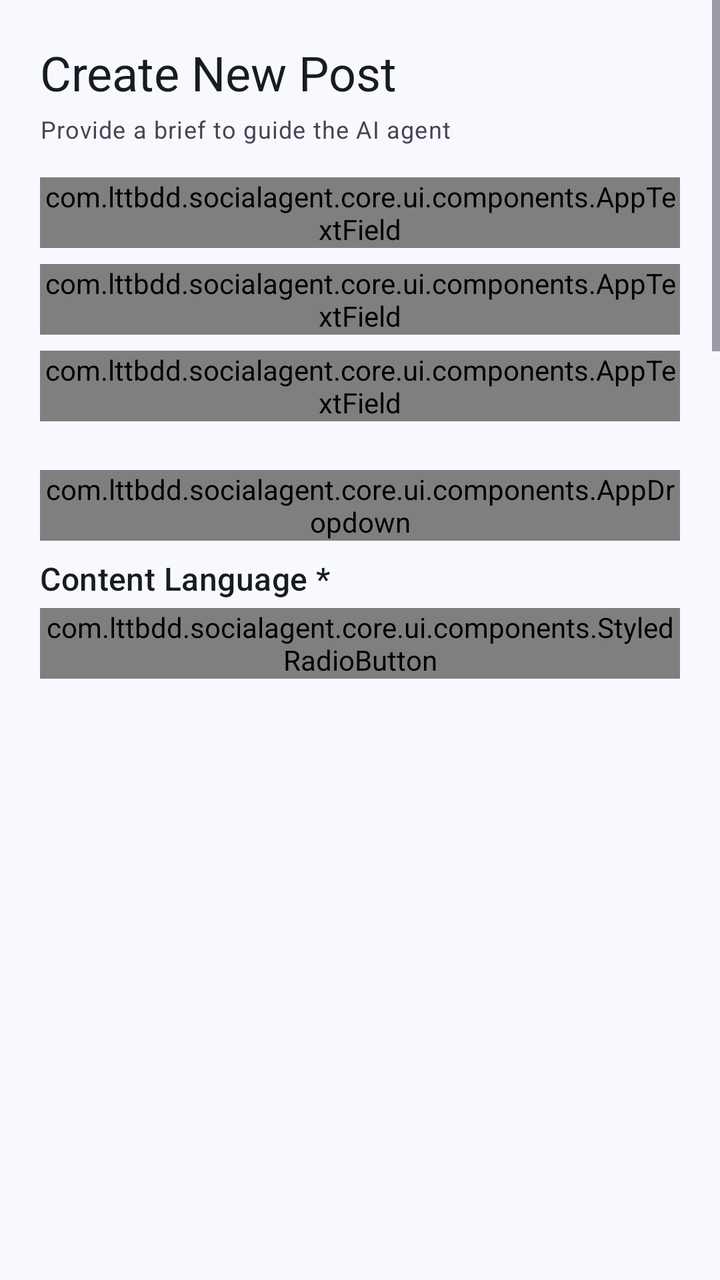
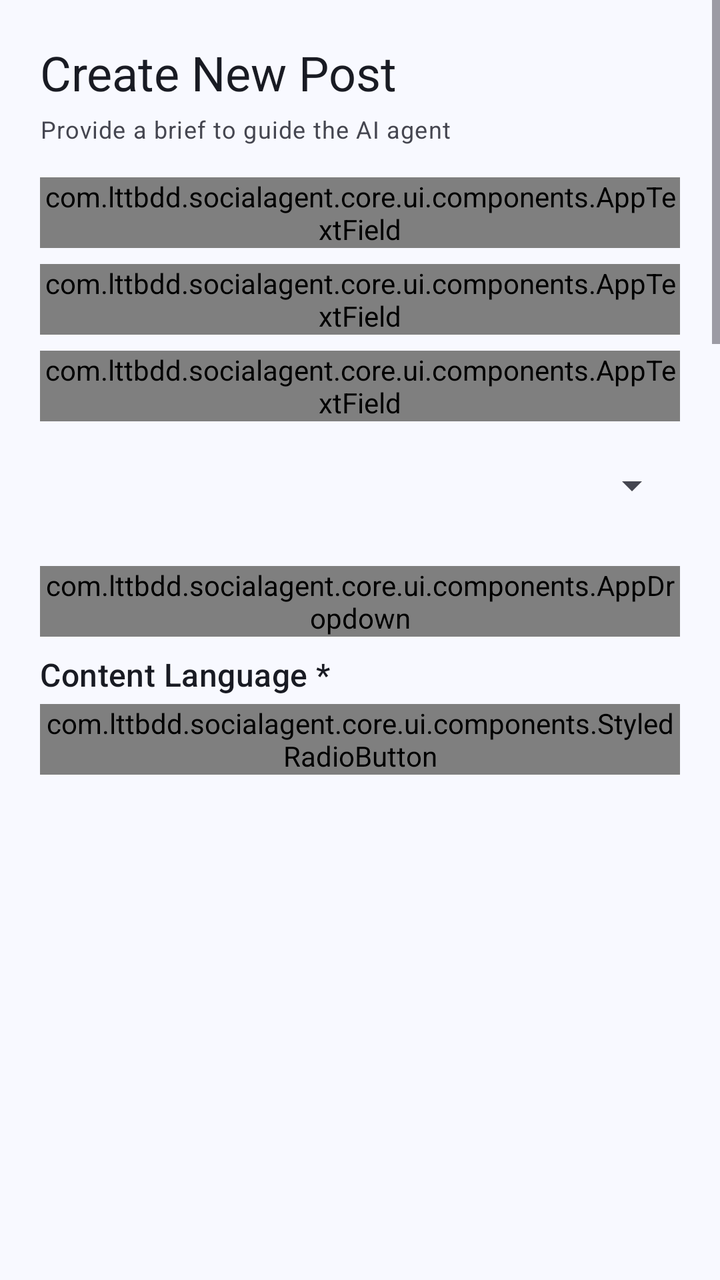

Compare the two renders of this Android layout. The source of the first and the diff that turns it into the second are given below.
<!-- AndroidManifest.xml: application theme Theme.SocialAgent -->
<!-- res/layout/fragment_compose.xml -->
<?xml version="1.0" encoding="utf-8"?>
<androidx.core.widget.NestedScrollView xmlns:android="http://schemas.android.com/apk/res/android"
    xmlns:app="http://schemas.android.com/apk/res-auto"
    android:layout_width="match_parent"
    android:layout_height="match_parent"
    android:fillViewport="true"
    android:scrollbars="vertical">

    <LinearLayout
        android:layout_width="match_parent"
        android:layout_height="wrap_content"
        android:orientation="vertical"
        android:padding="@dimen/screen_padding">

        
        <com.google.android.material.textview.MaterialTextView
            android:id="@+id/tvHeaderTitle"
            android:layout_width="match_parent"
            android:layout_height="wrap_content"
            android:text="@string/compose_header_title"
            android:textAppearance="@style/TextAppearance.SocialAgent.Headline" />

        <com.google.android.material.textview.MaterialTextView
            android:id="@+id/tvHeaderSubtitle"
            android:layout_width="match_parent"
            android:layout_height="wrap_content"
            android:layout_marginTop="@dimen/component_spacing_xsmall"
            android:text="@string/compose_header_subtitle"
            android:textAppearance="@style/TextAppearance.SocialAgent.Caption" />

        
        <com.lttbdd.socialagent.core.ui.components.AppTextField
            android:id="@+id/layoutTopic"
            android:layout_width="match_parent"
            android:layout_height="wrap_content"
            android:layout_marginTop="@dimen/component_spacing"
            android:hint="@string/compose_topic_hint"
            app:errorEnabled="true">

            <com.google.android.material.textfield.TextInputEditText
                android:id="@+id/etTopic"
                android:layout_width="match_parent"
                android:layout_height="wrap_content"
                android:inputType="textCapSentences|textMultiLine"
                android:maxLines="3" />
        </com.lttbdd.socialagent.core.ui.components.AppTextField>

        
        <com.lttbdd.socialagent.core.ui.components.AppTextField
            android:id="@+id/layoutGoal"
            android:layout_width="match_parent"
            android:layout_height="wrap_content"
            android:layout_marginTop="@dimen/component_spacing_small"
            android:hint="@string/compose_goal_hint"
            app:errorEnabled="true">

            <com.google.android.material.textfield.TextInputEditText
                android:id="@+id/etGoal"
                android:layout_width="match_parent"
                android:layout_height="wrap_content"
                android:inputType="textCapSentences|textMultiLine"
                android:maxLines="3" />
        </com.lttbdd.socialagent.core.ui.components.AppTextField>

        
        <com.lttbdd.socialagent.core.ui.components.AppTextField
            android:id="@+id/layoutAudience"
            android:layout_width="match_parent"
            android:layout_height="wrap_content"
            android:layout_marginTop="@dimen/component_spacing_small"
            android:hint="@string/compose_audience_hint"
            app:errorEnabled="true">

            <com.google.android.material.textfield.TextInputEditText
                android:id="@+id/etAudience"
                android:layout_width="match_parent"
                android:layout_height="wrap_content"
                android:inputType="textCapSentences" />
        </com.lttbdd.socialagent.core.ui.components.AppTextField>

        
        <com.google.android.material.textfield.TextInputLayout
            android:id="@+id/layoutTone"
            style="@style/Widget.SocialAgent.TextInputLayout"
            android:layout_width="match_parent"
            android:layout_height="wrap_content"
            android:layout_marginTop="@dimen/component_spacing_small"
            android:hint="@string/compose_tone_hint"
            app:errorEnabled="true">

            <com.lttbdd.socialagent.core.ui.components.AppDropdown
                android:id="@+id/actvTone"
                android:layout_width="match_parent"
                android:layout_height="wrap_content" />
        </com.google.android.material.textfield.TextInputLayout>

        
        <com.google.android.material.textview.MaterialTextView
            android:id="@+id/tvLanguageTitle"
            android:layout_width="match_parent"
            android:layout_height="wrap_content"
            android:layout_marginTop="@dimen/component_spacing_small"
            android:text="@string/compose_language_title"
            android:textAppearance="@style/TextAppearance.SocialAgent.Title" />

        <RadioGroup
            android:id="@+id/rgLanguage"
            android:layout_width="match_parent"
            android:layout_height="wrap_content"
            android:layout_marginTop="@dimen/component_spacing_xsmall"
            android:orientation="horizontal">

            <com.lttbdd.socialagent.core.ui.components.StyledRadioButton
                android:id="@+id/rbLanguageVi"
                android:layout_width="wrap_content"
                android:layout_height="wrap_content"
                android:checked="true"
                android:text="@string/compose_language_vi" />

            <com.lttbdd.socialagent.core.ui.components.StyledRadioButton
                android:id="@+id/rbLanguageEn"
                android:layout_width="wrap_content"
                android:layout_height="wrap_content"
                android:layout_marginStart="@dimen/component_spacing"
                android:text="@string/compose_language_en" />
        </RadioGroup>

        
        <com.google.android.material.textview.MaterialTextView
            android:id="@+id/tvChannelsTitle"
            android:layout_width="match_parent"
            android:layout_height="wrap_content"
            android:layout_marginTop="@dimen/component_spacing"
            android:text="@string/compose_channels_title"
            android:textAppearance="@style/TextAppearance.SocialAgent.Title" />

        <LinearLayout
            android:id="@+id/layoutChannelsContainer"
            android:layout_width="match_parent"
            android:layout_height="wrap_content"
            android:layout_marginTop="@dimen/component_spacing_xsmall"
            android:orientation="horizontal">

            <com.lttbdd.socialagent.core.ui.components.StyledCheckbox
                android:id="@+id/cbChannelFacebook"
                android:layout_width="wrap_content"
                android:layout_height="wrap_content"
                android:text="@string/compose_channel_facebook" />

            <com.lttbdd.socialagent.core.ui.components.StyledCheckbox
                android:id="@+id/cbChannelLinkedIn"
                android:layout_width="wrap_content"
                android:layout_height="wrap_content"
                android:layout_marginStart="@dimen/component_spacing"
                android:text="@string/compose_channel_linkedin" />
        </LinearLayout>

        <com.google.android.material.textview.MaterialTextView
            android:id="@+id/tvChannelsError"
            android:layout_width="match_parent"
            android:layout_height="wrap_content"
            android:layout_marginTop="@dimen/component_spacing_xsmall"
            android:text="@string/compose_channels_error"
            android:textAppearance="@style/TextAppearance.SocialAgent.Caption"
            android:textColor="@color/brand_error"
            android:visibility="gone" />

        
        <com.lttbdd.socialagent.core.ui.components.PrimaryButton
            android:id="@+id/btnContinue"
            android:layout_width="match_parent"
            android:layout_height="wrap_content"
            android:layout_marginTop="@dimen/component_spacing_large"
            android:layout_marginBottom="@dimen/component_spacing_large"
            android:enabled="false"
            android:text="@string/action_continue" />

    </LinearLayout>
</androidx.core.widget.NestedScrollView>
<!-- resources referenced by this layout -->
<resources>
  <color name="brand_error">#BA1A1A</color>
  <dimen name="component_spacing">16dp</dimen>
  <dimen name="component_spacing_large">24dp</dimen>
  <dimen name="component_spacing_small">8dp</dimen>
  <dimen name="component_spacing_xsmall">4dp</dimen>
  <dimen name="screen_padding">20dp</dimen>
  <string name="action_continue">Continue</string>
  <string name="compose_audience_hint">Target Audience *</string>
  <string name="compose_channel_facebook">Facebook Page</string>
  <string name="compose_channel_linkedin">LinkedIn</string>
  <string name="compose_channels_error">Select at least one target channel</string>
  <string name="compose_channels_title">Target Channels *</string>
  <string name="compose_goal_hint">Goal *</string>
  <string name="compose_header_subtitle">Provide a brief to guide the AI agent</string>
  <string name="compose_header_title">Create New Post</string>
  <string name="compose_language_en">English (EN)</string>
  <string name="compose_language_title">Content Language *</string>
  <string name="compose_language_vi">Vietnamese (VI)</string>
  <string name="compose_tone_hint">Tone of Voice *</string>
  <string name="compose_topic_hint">Topic *</string>
  <style name="TextAppearance.SocialAgent.Caption" parent="TextAppearance.Material3.BodySmall">
          <item name="android:textColor">@color/brand_on_surface_variant</item>
      </style>
  <style name="TextAppearance.SocialAgent.Headline" parent="TextAppearance.Material3.HeadlineSmall">
          <item name="android:textColor">@color/brand_on_surface</item>
      </style>
  <style name="TextAppearance.SocialAgent.Title" parent="TextAppearance.Material3.TitleMedium">
          <item name="android:textColor">@color/brand_on_surface</item>
      </style>
  <color name="brand_on_surface_variant">#454650</color>
  <color name="brand_on_surface">#191B23</color>
  <dimen name="corner_radius_medium">12dp</dimen>
  <color name="brand_primary">#4559A8</color>
  <color name="brand_on_primary">#FFFFFF</color>
  <color name="brand_primary_container">#E1E5FF</color>
  <color name="brand_on_primary_container">#101D5B</color>
  <color name="brand_secondary">#52647D</color>
  <color name="brand_on_secondary">#FFFFFF</color>
  <color name="brand_secondary_container">#D6E3FA</color>
  <color name="brand_on_secondary_container">#101D30</color>
  <color name="brand_background">#F8F9FF</color>
  <color name="brand_surface">#F8F9FF</color>
  <color name="brand_surface_variant">#E2E2EC</color>
  <color name="brand_outline">#767680</color>
  <color name="brand_on_error">#FFFFFF</color>
  <color name="brand_error_container">#FFDAD6</color>
  <style name="Widget.SocialAgent.Button.Primary" parent="Widget.SocialAgent.Button" />
  <style name="Widget.SocialAgent.Button.Text" parent="Widget.Material3.Button.TextButton">
          <item name="android:minHeight">@dimen/button_height</item>
      </style>
  <style name="Widget.SocialAgent.BottomNavigation" parent="Widget.Material3.BottomNavigationView">
          <item name="backgroundTint">@color/brand_surface</item>
      </style>
  <style name="Widget.SocialAgent.Toolbar" parent="Widget.Material3.Toolbar">
          <item name="titleTextAppearance">@style/TextAppearance.SocialAgent.Title</item>
      </style>
  <style name="Widget.SocialAgent.CheckBox" parent="Widget.Material3.CompoundButton.CheckBox" />
  <style name="Widget.SocialAgent.RadioButton" parent="Widget.Material3.CompoundButton.RadioButton" />
  <style name="Widget.SocialAgent.Switch" parent="Widget.Material3.CompoundButton.Switch" />
  <style name="ThemeOverlay.SocialAgent.Dialog" parent="ThemeOverlay.Material3.MaterialAlertDialog">
          <item name="colorPrimary">@color/brand_primary</item>
      </style>
  <dimen name="button_height">48dp</dimen>
  <dimen name="icon_size">24dp</dimen>
  <dimen name="corner_radius_large">20dp</dimen>
  <dimen name="card_padding">16dp</dimen>
  <!-- unchanged entries left out for length: 7 -->
</resources>

<!-- the commit's change to res/layout/fragment_compose.xml (unified diff, before → after) -->
@@ -81,17 +81,22 @@
         
         <com.google.android.material.textfield.TextInputLayout
             android:id="@+id/layoutTone"
-            style="@style/Widget.SocialAgent.TextInputLayout"
+            style="@style/Widget.Material3.TextInputLayout.OutlinedBox.ExposedDropdownMenu"
             android:layout_width="match_parent"
             android:layout_height="wrap_content"
             android:layout_marginTop="@dimen/component_spacing_small"
             android:hint="@string/compose_tone_hint"
+            app:boxCornerRadiusBottomEnd="@dimen/corner_radius_medium"
+            app:boxCornerRadiusBottomStart="@dimen/corner_radius_medium"
+            app:boxCornerRadiusTopEnd="@dimen/corner_radius_medium"
+            app:boxCornerRadiusTopStart="@dimen/corner_radius_medium"
             app:errorEnabled="true">
 
             <com.lttbdd.socialagent.core.ui.components.AppDropdown
                 android:id="@+id/actvTone"
                 android:layout_width="match_parent"
-                android:layout_height="wrap_content" />
+                android:layout_height="wrap_content"
+                android:inputType="none" />
         </com.google.android.material.textfield.TextInputLayout>
 
         
